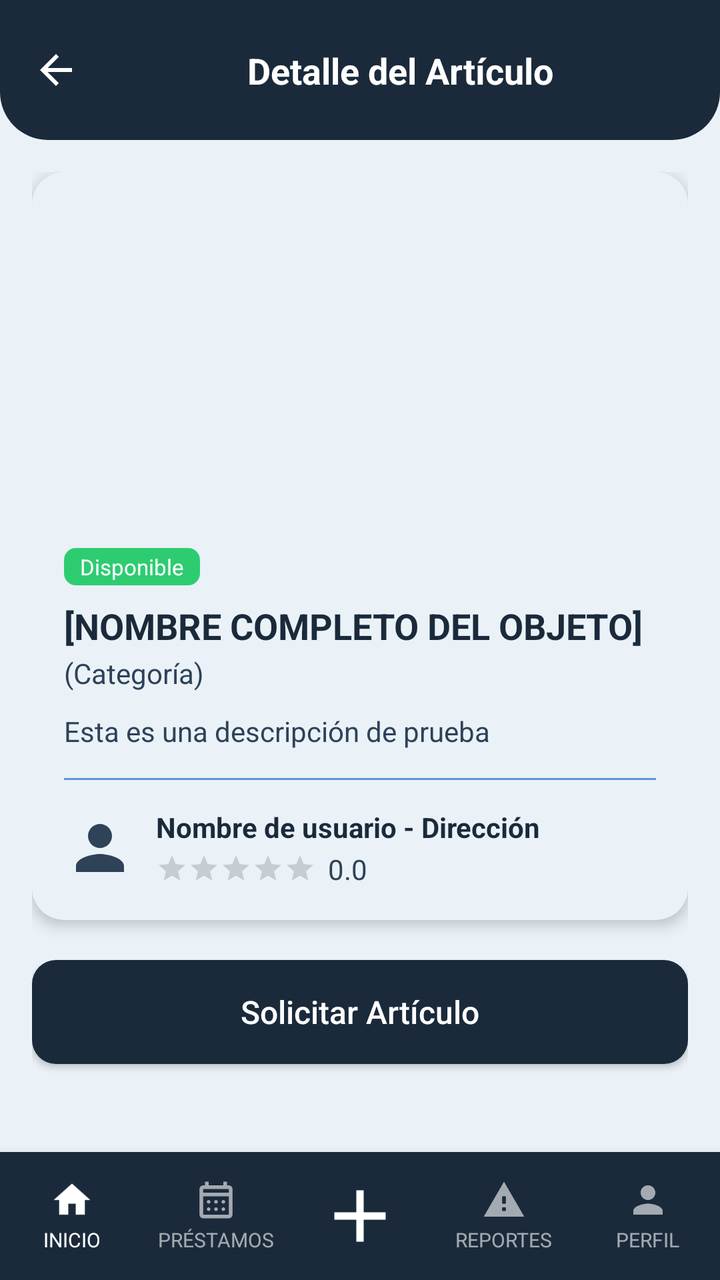
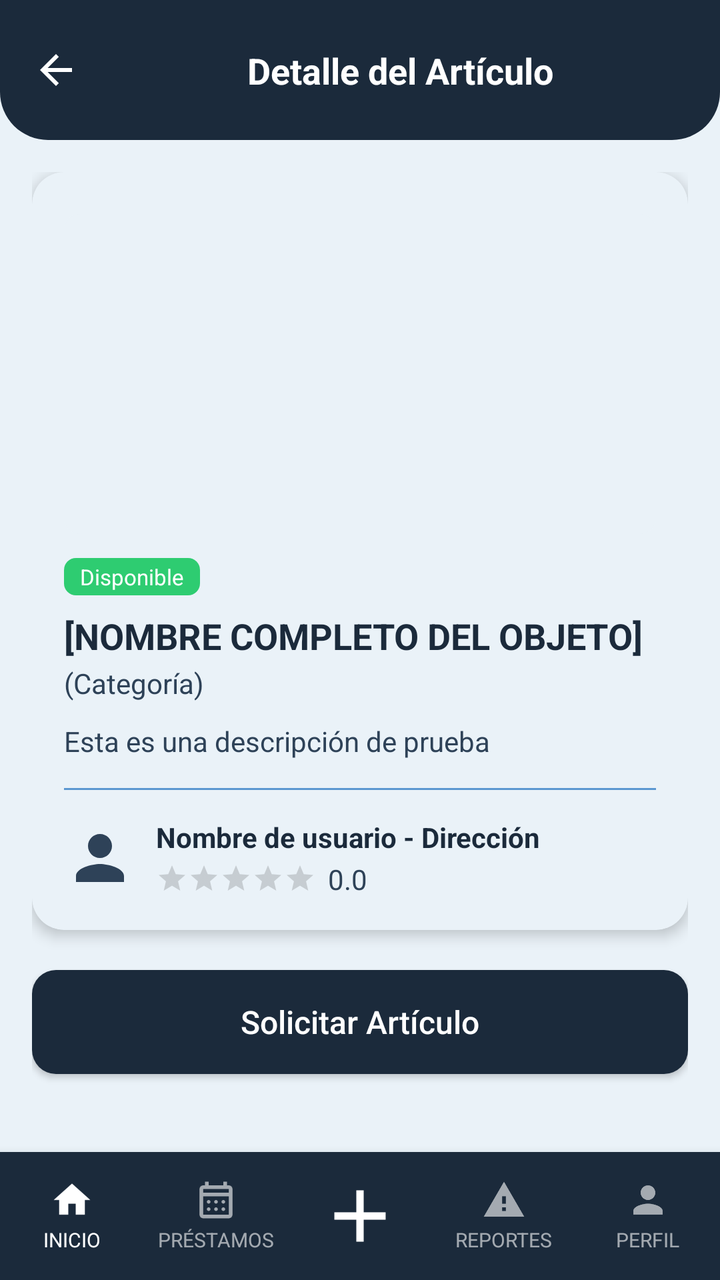

Before-and-after screenshots of an Android layout around one commit, followed by the original layout XML and the change that was made.
<!-- AndroidManifest.xml: application theme Theme.YipShare -->
<!-- res/layout/activity_detalle_articulo.xml -->
<?xml version="1.0" encoding="utf-8"?>
<androidx.constraintlayout.widget.ConstraintLayout
    xmlns:android="http://schemas.android.com/apk/res/android"
    xmlns:app="http://schemas.android.com/apk/res-auto"
    xmlns:tools="http://schemas.android.com/tools"
    android:id="@+id/main"
    android:layout_width="match_parent"
    android:layout_height="match_parent"
    android:background="@color/fondo_pantalla">

    <View
        android:id="@+id/bg_header"
        android:layout_width="0dp"
        android:layout_height="0dp"
        android:background="@drawable/bg_header"
        app:layout_constraintTop_toTopOf="parent"
        app:layout_constraintStart_toStartOf="parent"
        app:layout_constraintEnd_toEndOf="parent"
        app:layout_constraintBottom_toBottomOf="@id/guideline_header" />

    <androidx.constraintlayout.widget.Guideline
        android:id="@+id/guideline_header"
        android:layout_width="wrap_content"
        android:layout_height="wrap_content"
        android:orientation="horizontal"
        app:layout_constraintGuide_begin="70dp" />

    <ImageView
        android:id="@+id/btn_regresar"
        android:layout_width="24dp"
        android:layout_height="24dp"
        android:src="@drawable/ic_arrow_back"
        app:tint="@android:color/white"
        android:contentDescription="Regresar"
        android:clickable="true"
        android:focusable="true"
        android:background="?attr/selectableItemBackgroundBorderless"
        android:layout_marginStart="16dp"
        app:layout_constraintTop_toTopOf="@id/bg_header"
        app:layout_constraintBottom_toBottomOf="@id/bg_header"
        app:layout_constraintStart_toStartOf="parent" />

    <TextView
        android:id="@+id/tv_titulo_pantalla"
        android:layout_width="0dp"
        android:layout_height="wrap_content"
        android:text="Detalle del Artículo"
        android:textAlignment="center"
        android:textColor="@android:color/white"
        android:textStyle="bold"
        android:textSize="18sp"
        android:gravity="center"
        app:layout_constraintTop_toTopOf="@id/bg_header"
        app:layout_constraintBottom_toBottomOf="@id/bg_header"
        app:layout_constraintStart_toEndOf="@id/btn_regresar"
        app:layout_constraintEnd_toEndOf="parent" />

    <ScrollView
        android:layout_width="0dp"
        android:layout_height="0dp"
        app:layout_constraintTop_toBottomOf="@id/guideline_header"
        app:layout_constraintStart_toStartOf="parent"
        app:layout_constraintEnd_toEndOf="parent"
        app:layout_constraintBottom_toTopOf="@id/bottom_nav">

        <androidx.constraintlayout.widget.ConstraintLayout
            android:layout_width="match_parent"
            android:layout_height="wrap_content"
            android:padding="16dp">

            <androidx.cardview.widget.CardView
                android:id="@+id/card_articulo"
                android:layout_width="0dp"
                android:layout_height="wrap_content"
                app:cardCornerRadius="16dp"
                app:cardElevation="4dp"
                app:cardBackgroundColor="@color/color_tarjeta"
                app:layout_constraintTop_toTopOf="parent"
                app:layout_constraintStart_toStartOf="parent"
                app:layout_constraintEnd_toEndOf="parent">

                <LinearLayout
                    android:layout_width="match_parent"
                    android:layout_height="wrap_content"
                    android:orientation="vertical"
                    android:padding="16dp">

                    <View
                        android:id="@+id/iv_imagen_articulo"
                        android:layout_width="match_parent"
                        android:layout_height="160dp"
                        android:background="@drawable/bg_placeholder_imagen" />

                    <TextView
                        android:id="@+id/tv_estado_articulo"
                        android:layout_width="wrap_content"
                        android:layout_height="wrap_content"
                        android:layout_marginTop="12dp"
                        android:background="@drawable/bg_badge_disponible"
                        android:paddingStart="8dp"
                        android:paddingEnd="8dp"
                        android:paddingTop="2dp"
                        android:paddingBottom="2dp"
                        android:text="Disponible"
                        android:textColor="@android:color/white"
                        android:textSize="11sp" />

                    <TextView
                        android:id="@+id/tv_nombre_articulo"
                        style="@style/TextTitle"
                        android:layout_width="wrap_content"
                        android:layout_height="wrap_content"
                        android:layout_marginTop="8dp"
                        android:text="[NOMBRE COMPLETO DEL OBJETO]" />

                    <TextView
                        android:id="@+id/tv_categoria"
                        style="@style/TextBody"
                        android:layout_width="wrap_content"
                        android:layout_height="wrap_content"
                        android:layout_marginTop="2dp"
                        android:text="(Categoría)" />

                    <TextView
                        android:id="@+id/tv_descripcion"
                        style="@style/TextBody"
                        android:layout_width="match_parent"
                        android:layout_height="wrap_content"
                        android:layout_marginTop="10dp"
                        android:lineSpacingExtra="2dp"
                        android:text="Esta es una descripción de prueba" />

                    <View
                        android:layout_width="match_parent"
                        android:layout_height="1dp"
                        android:layout_marginTop="14dp"
                        android:background="@color/input_stroke" />

                    <LinearLayout
                        android:layout_width="match_parent"
                        android:layout_height="wrap_content"
                        android:orientation="horizontal"
                        android:gravity="center_vertical"
                        android:layout_marginTop="14dp">

                        <ImageView
                            android:layout_width="36dp"
                            android:layout_height="36dp"
                            android:src="@drawable/ic_person"
                            app:tint="@color/texto_secundario"
                            android:contentDescription="@null" />

                        <LinearLayout
                            android:layout_width="wrap_content"
                            android:layout_height="wrap_content"
                            android:orientation="vertical"
                            android:layout_marginStart="10dp">

                            <TextView
                                android:id="@+id/tv_prestamista"
                                style="@style/TextTitle"
                                android:layout_width="wrap_content"
                                android:layout_height="wrap_content"
                                android:textSize="14sp"
                                android:text="Nombre de usuario - Dirección" />

                            <LinearLayout
                                android:layout_width="wrap_content"
                                android:layout_height="wrap_content"
                                android:orientation="horizontal"
                                android:gravity="center_vertical"
                                android:layout_marginTop="2dp">

                                <RatingBar
                                    android:id="@+id/rb_calificacion"
                                    style="@style/Widget.AppCompat.RatingBar.Small"
                                    android:layout_width="wrap_content"
                                    android:layout_height="wrap_content"
                                    android:numStars="5"
                                    android:stepSize="0.5"
                                    android:isIndicator="true"
                                    android:progressTint="@color/azul_yipshare"
                                    tools:rating="0" />

                                <TextView
                                    android:id="@+id/tv_calificacion_numero"
                                    style="@style/TextBody"
                                    android:layout_width="wrap_content"
                                    android:layout_height="wrap_content"
                                    android:layout_marginStart="6dp"
                                    android:text="0.0" />

                            </LinearLayout>

                        </LinearLayout>

                    </LinearLayout>

                </LinearLayout>

            </androidx.cardview.widget.CardView>

            <Button
                android:id="@+id/btn_accion_articulo"
                style="@style/ButtonPrimary"
                android:layout_width="0dp"
                android:layout_height="52dp"
                android:text="Solicitar Artículo"
                android:layout_marginTop="20dp"
                android:layout_marginBottom="16dp"
                app:layout_constraintTop_toBottomOf="@id/card_articulo"
                app:layout_constraintStart_toStartOf="parent"
                app:layout_constraintEnd_toEndOf="parent"
                app:layout_constraintBottom_toBottomOf="parent" />

        </androidx.constraintlayout.widget.ConstraintLayout>

    </ScrollView>

    <LinearLayout
        android:id="@+id/bottom_nav"
        android:layout_width="0dp"
        android:layout_height="64dp"
        android:orientation="horizontal"
        android:weightSum="5"
        android:background="@color/azul_yipshare"
        android:elevation="8dp"
        app:layout_constraintBottom_toBottomOf="parent"
        app:layout_constraintStart_toStartOf="parent"
        app:layout_constraintEnd_toEndOf="parent">

        <LinearLayout
            android:id="@+id/nav_inicio"
            android:layout_width="0dp"
            android:layout_height="match_parent"
            android:layout_weight="1"
            android:orientation="vertical"
            android:gravity="center"
            android:clickable="true"
            android:focusable="true"
            android:background="?attr/selectableItemBackgroundBorderless">

            <ImageView
                android:layout_width="22dp"
                android:layout_height="22dp"
                android:src="@drawable/ic_house_princial"
                app:tint="@android:color/white"
                android:contentDescription="Inicio" />

            <TextView
                android:layout_width="wrap_content"
                android:layout_height="wrap_content"
                android:text="INICIO"
                android:textColor="@android:color/white"
                android:textSize="10sp"
                android:layout_marginTop="2dp" />
        </LinearLayout>

        <LinearLayout
            android:id="@+id/nav_prestamos"
            android:layout_width="0dp"
            android:layout_height="match_parent"
            android:layout_weight="1"
            android:orientation="vertical"
            android:gravity="center"
            android:clickable="true"
            android:focusable="true"
            android:background="?attr/selectableItemBackgroundBorderless">

            <ImageView
                android:layout_width="22dp"
                android:layout_height="22dp"
                android:src="@drawable/ic_calendar_month"
                app:tint="#99FFFFFF"
                android:contentDescription="Préstamos" />

            <TextView
                android:layout_width="wrap_content"
                android:layout_height="wrap_content"
                android:text="PRÉSTAMOS"
                android:textColor="#99FFFFFF"
                android:textSize="10sp"
                android:layout_marginTop="2dp" />
        </LinearLayout>

        <LinearLayout
            android:id="@+id/nav_agregar"
            android:layout_width="0dp"
            android:layout_height="match_parent"
            android:layout_weight="1"
            android:orientation="vertical"
            android:gravity="center"
            android:clickable="true"
            android:focusable="true"
            android:background="?attr/selectableItemBackgroundBorderless">

            <ImageView
                android:layout_width="44dp"
                android:layout_height="44dp"
                android:src="@drawable/ic_plus_icon"
                app:tint="@android:color/white"
                android:contentDescription="Agregar" />
        </LinearLayout>

        <LinearLayout
            android:id="@+id/nav_reportes"
            android:layout_width="0dp"
            android:layout_height="match_parent"
            android:layout_weight="1"
            android:orientation="vertical"
            android:gravity="center"
            android:clickable="true"
            android:focusable="true"
            android:background="?attr/selectableItemBackgroundBorderless">

            <ImageView
                android:layout_width="22dp"
                android:layout_height="22dp"
                android:src="@drawable/ic_warning"
                app:tint="#99FFFFFF"
                android:contentDescription="Reportes" />

            <TextView
                android:layout_width="wrap_content"
                android:layout_height="wrap_content"
                android:text="REPORTES"
                android:textColor="#99FFFFFF"
                android:textSize="10sp"
                android:layout_marginTop="2dp" />
        </LinearLayout>

        <LinearLayout
            android:id="@+id/nav_perfil"
            android:layout_width="0dp"
            android:layout_height="match_parent"
            android:layout_weight="1"
            android:orientation="vertical"
            android:gravity="center"
            android:clickable="true"
            android:focusable="true"
            android:background="?attr/selectableItemBackgroundBorderless">

            <ImageView
                android:layout_width="22dp"
                android:layout_height="22dp"
                android:src="@drawable/ic_person"
                app:tint="#99FFFFFF"
                android:contentDescription="Perfil" />

            <TextView
                android:layout_width="wrap_content"
                android:layout_height="wrap_content"
                android:text="PERFIL"
                android:textColor="#99FFFFFF"
                android:textSize="10sp"
                android:layout_marginTop="2dp" />
        </LinearLayout>

    </LinearLayout>

</androidx.constraintlayout.widget.ConstraintLayout>
<!-- resources referenced by this layout -->
<resources>
  <color name="azul_yipshare">#1B2A3B</color>
  <color name="color_tarjeta">#EAF2F8</color>
  <color name="fondo_pantalla">#EAF2F8</color>
  <color name="input_stroke">#5B97D1</color>
  <color name="texto_secundario">#2E4258</color>
  <!-- drawable bg_badge_disponible (drawable) -->
  <?xml version="1.0" encoding="utf-8"?>
  <shape xmlns:android="http://schemas.android.com/apk/res/android"
      android:shape="rectangle">
      <solid android:color="#2ECC71" />
      <corners android:radius="6dp" />
  </shape>
  <!-- drawable bg_header (drawable) -->
  <?xml version="1.0" encoding="utf-8"?>
  <shape xmlns:android="http://schemas.android.com/apk/res/android"
      android:shape="rectangle">
      <solid android:color="@color/azul_yipshare" />
      <corners
          android:bottomLeftRadius="24dp"
          android:bottomRightRadius="24dp" />
  </shape>
  <!-- drawable bg_placeholder_imagen (drawable) -->
  <?xml version="1.0" encoding="utf-8"?>
  <shape xmlns:android="http://schemas.android.com/apk/res/android"
      android:shape="rectangle">
      <solid android:color="@color/input_fondo" />
      <corners android:radius="8dp" />
  </shape>
  <!-- drawable ic_house_princial (drawable) -->
  <vector xmlns:android="http://schemas.android.com/apk/res/android"
      android:width="24dp"
      android:height="24dp"
      android:viewportWidth="24"
      android:viewportHeight="24">
      <path
          android:fillColor="@android:color/white"
          android:pathData="M10,20v-6h4v6h5v-8h3L12,3 2,12h3v8z"/>
  </vector>
  <!-- drawable ic_warning (drawable) -->
  <vector xmlns:android="http://schemas.android.com/apk/res/android"
      android:width="24dp"
      android:height="24dp"
      android:viewportWidth="24"
      android:viewportHeight="24">
      <path
          android:fillColor="@android:color/white"
          android:pathData="M1,21h22L12,2 1,21zM13,18h-2v-2h2v2zM13,14h-2v-4h2v4z"/>
  </vector>
  <style name="ButtonPrimary">
          <item name="android:layout_width">match_parent</item>
          <item name="android:layout_height">52dp</item>
          <item name="android:background">@drawable/bg_button_primary</item>
          <item name="android:textColor">#FFFFFF</item>
          <item name="android:textSize">16sp</item>
          <item name="android:textAllCaps">false</item>
      </style>
  <style name="TextBody">
          <item name="android:textColor">@color/texto_secundario</item>
          <item name="android:textSize">14sp</item>
      </style>
  <style name="TextTitle">
          <item name="android:textColor">@color/azul_yipshare</item>
          <item name="android:textSize">18sp</item>
          <item name="android:textStyle">bold</item>
      </style>
  <style name="Theme.YipShare" parent="Theme.AppCompat.DayNight.NoActionBar">
          <item name="android:windowBackground">@color/fondo_pantalla</item>
      </style>
  <color name="input_fondo">#EAF2F8</color>
  <!-- drawable bg_button_primary (drawable) -->
  <?xml version="1.0" encoding="utf-8"?>
  <shape xmlns:android="http://schemas.android.com/apk/res/android"
      android:shape="rectangle">
      <solid android:color="@color/azul_yipshare" />
      <corners android:radius="12dp" />
  </shape>
  <!-- unchanged entries left out for length: 4 -->
</resources>

<!-- the commit's change to res/layout/activity_detalle_articulo.xml (unified diff, before → after) -->
@@ -84,11 +84,24 @@
                     android:layout_height="wrap_content"
                     android:orientation="vertical"
                     android:padding="16dp">
+                    <Button
+                        android:id="@+id/eliminar_articulo"
+                        style="@style/ButtonSecundary"
+                        android:layout_width="match_parent"
+                        android:layout_height="20dp"
+                        android:textAlignment="center"
+                        android:layout_marginTop="16dp"
+                        android:layout_marginBottom="16dp"
+                        android:text="Eliminar Artículo"
+                        android:layout_marginStart="16dp"
+                        android:layout_marginEnd="16dp"
+                        android:visibility="gone"/>
 
                     <View
                         android:id="@+id/iv_imagen_articulo"
                         android:layout_width="match_parent"
                         android:layout_height="160dp"
+                        android:layout_marginTop="5dp"
                         android:background="@drawable/bg_placeholder_imagen" />
 
                     <TextView
@@ -213,6 +226,7 @@
                 app:layout_constraintEnd_toEndOf="parent"
                 app:layout_constraintBottom_toBottomOf="parent" />
 
+
         </androidx.constraintlayout.widget.ConstraintLayout>
 
     </ScrollView>
<!-- resource entries referenced after the edit -->
@@ -56,6 +56,14 @@
           <item name="android:textSize">16sp</item>
           <item name="android:textAllCaps">false</item>
       </style>
+  <style name="ButtonSecundary">
+          <item name="android:layout_width">match_parent</item>
+          <item name="android:layout_height">52dp</item>
+          <item name="android:background">@drawable/bg_button_secundary</item>
+          <item name="android:textColor">#FFFFFF</item>
+          <item name="android:textSize">16sp</item>
+          <item name="android:textAllCaps">false</item>
+      </style>
   <style name="TextBody">
           <item name="android:textColor">@color/texto_secundario</item>
           <item name="android:textSize">14sp</item>
@@ -76,6 +84,13 @@
       <solid android:color="@color/azul_yipshare" />
       <corners android:radius="12dp" />
   </shape>
+  <!-- drawable bg_button_secundary (drawable) -->
+  <?xml version="1.0" encoding="utf-8"?>
+  <shape xmlns:android="http://schemas.android.com/apk/res/android"
+      android:shape="rectangle">
+      <solid android:color="@color/input_stroke" />
+      <corners android:radius="12dp" />
+  </shape>
   <!-- unchanged entries left out for length: 4 -->
 </resources>
 
